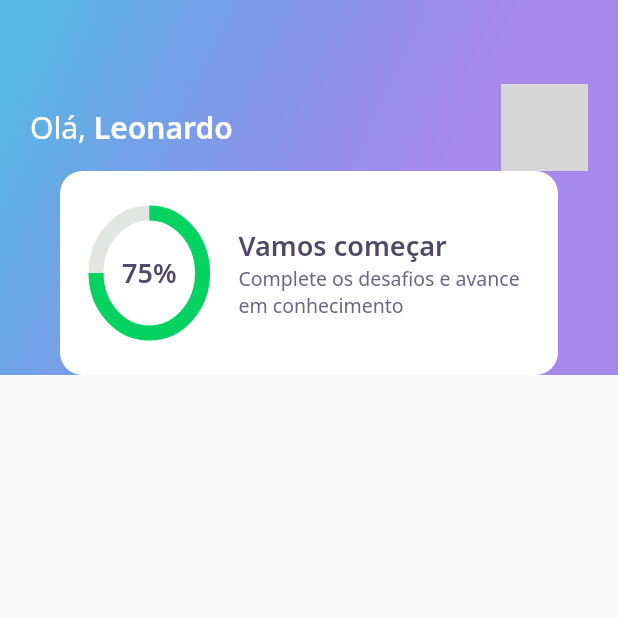
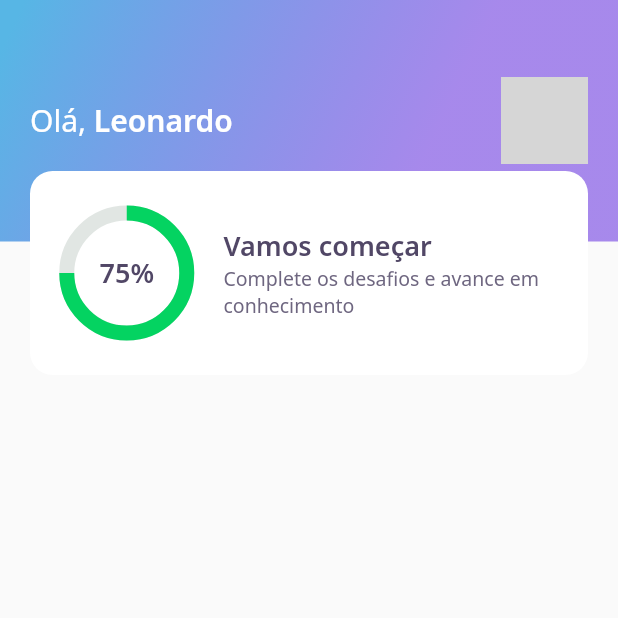
Before and after one commit to leonardoserio/devquiz, a Flutter app: the screen it shows after launch, on a phone screen of 412 x 824 dp, the top half of it. Run offline on Flutter 3.47's test engine with Material 2 defaults, Android fonts, the phone set to English and light mode, and no system bars; our stand-ins replace google_fonts; network calls fail; grey boxes are pictures that could not be loaded.

Commit message:
change alignment

```diff
--- a/lib/home/widgets/appbar/appbar_widget.dart
+++ b/lib/home/widgets/appbar/appbar_widget.dart
@@ -8,13 +8,17 @@ class AppBarWidget extends PreferredSize {
     preferredSize: Size.fromHeight(250),
     child: Container(
       height: 250,
+
+
+      child: Stack(
+
+        children: [
+          Container(
+            height: 161,
+            width: double.maxFinite,
+            padding: const EdgeInsets.symmetric(horizontal: 20),
             decoration: BoxDecoration(gradient:AppGradients.linear),
-      child: Padding(
-        padding: const EdgeInsets.symmetric(horizontal: 20),
-      child: Column(
-        mainAxisAlignment: MainAxisAlignment.end,
-        children: [
-          Row(
+            child: Row(
               mainAxisAlignment: MainAxisAlignment.spaceBetween,
 
               children: [
@@ -42,9 +46,11 @@ class AppBarWidget extends PreferredSize {
               ],
 
             ),
-          ScoreCardWidget()
+          ),
+          Align(
+            alignment: Alignment(0.0,1.0),
+            child: ScoreCardWidget())
         ],
-      ),
       ))
   );
 
```
Lines whose indentation alone changed are shown as unchanged.
